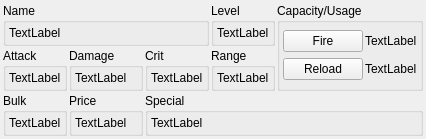
Old version of the form WeaponWidget.ui in the repository smithbt/StarfinderCharacterApp.
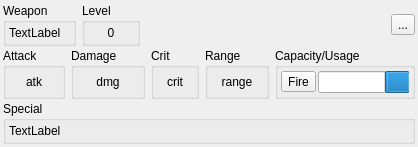
New version of the form.

Commit message: Added QActions to WeaponWidget, and made some formatting adjustments.

The edit to the form file:
```diff
--- a/WeaponWidget.ui
+++ b/WeaponWidget.ui
@@ -6,16 +6,10 @@
    <rect>
     <x>0</x>
     <y>0</y>
-    <width>369</width>
-    <height>112</height>
+    <width>375</width>
+    <height>126</height>
    </rect>
   </property>
-  <property name="sizePolicy">
-   <sizepolicy hsizetype="Minimum" vsizetype="Minimum">
-    <horstretch>0</horstretch>
-    <verstretch>0</verstretch>
-   </sizepolicy>
-  </property>
   <property name="focusPolicy">
    <enum>Qt::StrongFocus</enum>
   </property>
@@ -25,28 +19,10 @@
   <property name="autoFillBackground">
    <bool>true</bool>
   </property>
-  <layout class="QGridLayout" name="gridLayout_11">
-   <property name="leftMargin">
-    <number>3</number>
-   </property>
-   <property name="topMargin">
-    <number>3</number>
-   </property>
-   <property name="rightMargin">
-    <number>3</number>
-   </property>
-   <property name="bottomMargin">
-    <number>3</number>
-   </property>
+  <layout class="QVBoxLayout" name="verticalLayout">
    <property name="spacing">
     <number>2</number>
    </property>
-   <item row="1" column="1">
-    <widget class="QGroupBox" name="damage_groupBox">
-     <property name="title">
-      <string>Damage</string>
-     </property>
-     <layout class="QGridLayout" name="gridLayout_4">
       <property name="leftMargin">
        <number>3</number>
       </property>
@@ -59,28 +35,17 @@
       <property name="bottomMargin">
        <number>3</number>
       </property>
-      <property name="spacing">
-       <number>2</number>
-      </property>
-      <item row="0" column="0">
-       <widget class="QLabel" name="damagelabel">
-        <property name="text">
-         <string>TextLabel</string>
-        </property>
-       </widget>
-      </item>
-     </layout>
-    </widget>
-   </item>
-   <item row="2" column="1">
-    <widget class="QGroupBox" name="price_groupBox">
+   <item>
+    <layout class="QHBoxLayout" name="horizontalLayout_2">
+     <item>
+      <widget class="QGroupBox" name="name_groupBox">
      <property name="title">
-      <string>Price</string>
+        <string>Weapon</string>
      </property>
      <property name="alignment">
       <set>Qt::AlignLeading|Qt::AlignLeft|Qt::AlignTop</set>
      </property>
-     <layout class="QGridLayout" name="gridLayout_6">
+       <layout class="QGridLayout" name="gridLayout">
       <property name="leftMargin">
        <number>3</number>
       </property>
@@ -97,7 +62,7 @@
        <number>2</number>
       </property>
       <item row="0" column="0">
-       <widget class="QLabel" name="price_label">
+         <widget class="QLabel" name="name_label">
         <property name="text">
          <string>TextLabel</string>
         </property>
@@ -106,69 +71,7 @@
      </layout>
     </widget>
    </item>
-   <item row="1" column="0">
-    <widget class="QGroupBox" name="attack_groupBox">
-     <property name="title">
-      <string>Attack</string>
-     </property>
-     <layout class="QGridLayout" name="gridLayout_5">
-      <property name="leftMargin">
-       <number>3</number>
-      </property>
-      <property name="topMargin">
-       <number>3</number>
-      </property>
-      <property name="rightMargin">
-       <number>3</number>
-      </property>
-      <property name="bottomMargin">
-       <number>3</number>
-      </property>
-      <property name="spacing">
-       <number>2</number>
-      </property>
-      <item row="0" column="0">
-       <widget class="QLabel" name="attack_label">
-        <property name="text">
-         <string>TextLabel</string>
-        </property>
-       </widget>
-      </item>
-     </layout>
-    </widget>
-   </item>
-   <item row="1" column="2">
-    <widget class="QGroupBox" name="crit_groupBox">
-     <property name="title">
-      <string>Crit</string>
-     </property>
-     <layout class="QGridLayout" name="gridLayout_3">
-      <property name="leftMargin">
-       <number>3</number>
-      </property>
-      <property name="topMargin">
-       <number>3</number>
-      </property>
-      <property name="rightMargin">
-       <number>3</number>
-      </property>
-      <property name="bottomMargin">
-       <number>3</number>
-      </property>
-      <property name="spacing">
-       <number>2</number>
-      </property>
-      <item row="0" column="0">
-       <widget class="QLabel" name="crit_label">
-        <property name="text">
-         <string>TextLabel</string>
-        </property>
-       </widget>
-      </item>
-     </layout>
-    </widget>
-   </item>
-   <item row="0" column="3">
+     <item>
     <widget class="QGroupBox" name="level_groupBox">
      <property name="title">
       <string>Level</string>
@@ -198,14 +101,143 @@
       <item row="0" column="0">
        <widget class="QLabel" name="level_label">
         <property name="text">
-         <string>TextLabel</string>
-        </property>
+           <string>0</string>
+          </property>
+          <property name="alignment">
+           <set>Qt::AlignCenter</set>
+          </property>
        </widget>
       </item>
      </layout>
     </widget>
    </item>
-   <item row="1" column="3">
+     <item>
+      <spacer name="horizontalSpacer">
+       <property name="orientation">
+        <enum>Qt::Horizontal</enum>
+       </property>
+       <property name="sizeHint" stdset="0">
+        <size>
+         <width>40</width>
+         <height>20</height>
+        </size>
+       </property>
+      </spacer>
+     </item>
+     <item>
+      <widget class="QToolButton" name="toolButton">
+       <property name="text">
+        <string>...</string>
+       </property>
+      </widget>
+     </item>
+    </layout>
+   </item>
+   <item>
+    <layout class="QHBoxLayout" name="horizontalLayout_3">
+     <item>
+      <widget class="QGroupBox" name="attackBox">
+       <property name="title">
+        <string>Attack</string>
+       </property>
+       <layout class="QGridLayout" name="gridLayout_5">
+        <property name="leftMargin">
+         <number>3</number>
+        </property>
+        <property name="topMargin">
+         <number>3</number>
+        </property>
+        <property name="rightMargin">
+         <number>3</number>
+        </property>
+        <property name="bottomMargin">
+         <number>3</number>
+        </property>
+        <property name="spacing">
+         <number>2</number>
+        </property>
+        <item row="0" column="0">
+         <widget class="QLabel" name="atkLabel">
+          <property name="text">
+           <string>atk</string>
+          </property>
+          <property name="alignment">
+           <set>Qt::AlignCenter</set>
+          </property>
+         </widget>
+        </item>
+       </layout>
+      </widget>
+     </item>
+     <item>
+      <widget class="QGroupBox" name="damageBox">
+       <property name="title">
+        <string>Damage</string>
+       </property>
+       <layout class="QGridLayout" name="gridLayout_4">
+        <property name="leftMargin">
+         <number>3</number>
+        </property>
+        <property name="topMargin">
+         <number>3</number>
+        </property>
+        <property name="rightMargin">
+         <number>3</number>
+        </property>
+        <property name="bottomMargin">
+         <number>3</number>
+        </property>
+        <property name="spacing">
+         <number>2</number>
+        </property>
+        <item row="0" column="0">
+         <widget class="QLabel" name="dmgLabel">
+          <property name="text">
+           <string>dmg</string>
+          </property>
+          <property name="alignment">
+           <set>Qt::AlignCenter</set>
+          </property>
+         </widget>
+        </item>
+       </layout>
+      </widget>
+     </item>
+     <item>
+      <widget class="QGroupBox" name="crit_groupBox">
+       <property name="title">
+        <string>Crit</string>
+       </property>
+       <layout class="QGridLayout" name="gridLayout_3">
+        <property name="leftMargin">
+         <number>3</number>
+        </property>
+        <property name="topMargin">
+         <number>3</number>
+        </property>
+        <property name="rightMargin">
+         <number>3</number>
+        </property>
+        <property name="bottomMargin">
+         <number>3</number>
+        </property>
+        <property name="spacing">
+         <number>2</number>
+        </property>
+        <item row="0" column="0">
+         <widget class="QLabel" name="crit_label">
+          <property name="text">
+           <string>crit</string>
+          </property>
+          <property name="alignment">
+           <set>Qt::AlignCenter</set>
+          </property>
+         </widget>
+        </item>
+       </layout>
+      </widget>
+     </item>
+     <item>
     <widget class="QGroupBox" name="range_groupBox">
      <property name="title">
       <string>Range</string>
@@ -229,53 +261,22 @@
       <item row="0" column="0">
        <widget class="QLabel" name="range_label">
         <property name="text">
-         <string>TextLabel</string>
-        </property>
-       </widget>
-      </item>
-     </layout>
-    </widget>
-   </item>
-   <item row="2" column="0">
-    <widget class="QGroupBox" name="bulk_groupBox">
-     <property name="title">
-      <string>Bulk</string>
+           <string>range</string>
      </property>
      <property name="alignment">
-      <set>Qt::AlignLeading|Qt::AlignLeft|Qt::AlignTop</set>
-     </property>
-     <layout class="QGridLayout" name="gridLayout_10">
-      <property name="leftMargin">
-       <number>3</number>
-      </property>
-      <property name="topMargin">
-       <number>3</number>
-      </property>
-      <property name="rightMargin">
-       <number>3</number>
-      </property>
-      <property name="bottomMargin">
-       <number>3</number>
-      </property>
-      <property name="spacing">
-       <number>2</number>
-      </property>
-      <item row="0" column="0">
-       <widget class="QLabel" name="bulk_label">
-        <property name="text">
-         <string>TextLabel</string>
+           <set>Qt::AlignCenter</set>
         </property>
        </widget>
       </item>
      </layout>
     </widget>
    </item>
-   <item row="0" column="4" rowspan="2">
+     <item>
     <widget class="QGroupBox" name="ammo_groupBox">
      <property name="title">
       <string>Capacity/Usage</string>
      </property>
-     <layout class="QGridLayout" name="gridLayout_9">
+       <layout class="QGridLayout" name="gridLayout_6">
       <property name="leftMargin">
        <number>3</number>
       </property>
@@ -291,38 +292,34 @@
       <property name="spacing">
        <number>2</number>
       </property>
-      <item row="1" column="1">
-       <widget class="QLabel" name="capUseLabel">
-        <property name="text">
-         <string>TextLabel</string>
-        </property>
-       </widget>
-      </item>
       <item row="0" column="0">
-       <widget class="QPushButton" name="fire_pushButton">
+         <widget class="QToolButton" name="fireButton">
         <property name="text">
          <string>Fire</string>
         </property>
        </widget>
       </item>
-      <item row="1" column="0">
-       <widget class="QPushButton" name="reload_pushButton">
-        <property name="text">
-         <string>Reload</string>
-        </property>
-       </widget>
-      </item>
       <item row="0" column="1">
-       <widget class="QLabel" name="currAmmoLabel">
-        <property name="text">
-         <string>TextLabel</string>
-        </property>
+         <widget class="QProgressBar" name="capUseProgressBar">
+          <property name="layoutDirection">
+           <enum>Qt::RightToLeft</enum>
+          </property>
+          <property name="value">
+           <number>24</number>
+          </property>
+          <property name="format">
+           <string>%v/%m</string>
+          </property>
        </widget>
       </item>
      </layout>
     </widget>
    </item>
-   <item row="2" column="2" colspan="3">
+    </layout>
+   </item>
+   <item>
+    <layout class="QHBoxLayout" name="horizontalLayout_4">
+     <item>
     <widget class="QGroupBox" name="special_groupBox">
      <property name="title">
       <string>Special</string>
@@ -351,44 +348,15 @@
         <property name="text">
          <string>TextLabel</string>
         </property>
+          <property name="wordWrap">
+           <bool>true</bool>
+          </property>
        </widget>
       </item>
      </layout>
     </widget>
    </item>
-   <item row="0" column="0" colspan="3">
-    <widget class="QGroupBox" name="name_groupBox">
-     <property name="title">
-      <string>Name</string>
-     </property>
-     <property name="alignment">
-      <set>Qt::AlignLeading|Qt::AlignLeft|Qt::AlignTop</set>
-     </property>
-     <layout class="QGridLayout" name="gridLayout">
-      <property name="leftMargin">
-       <number>3</number>
-      </property>
-      <property name="topMargin">
-       <number>3</number>
-      </property>
-      <property name="rightMargin">
-       <number>3</number>
-      </property>
-      <property name="bottomMargin">
-       <number>3</number>
-      </property>
-      <property name="spacing">
-       <number>2</number>
-      </property>
-      <item row="0" column="0">
-       <widget class="QLabel" name="name_label">
-        <property name="text">
-         <string>TextLabel</string>
-        </property>
-       </widget>
-      </item>
-     </layout>
-    </widget>
+    </layout>
    </item>
   </layout>
  </widget>
```
Lines whose indentation alone changed are shown as unchanged. The commit also changes 2 other files.
